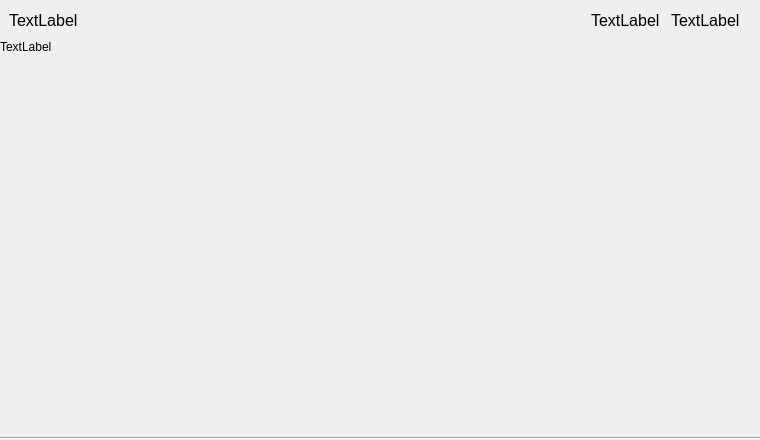
This is taskmodal.ui in Frederick-Rive/project-management as Qt 5 draws it before an edit. The edited form follows.
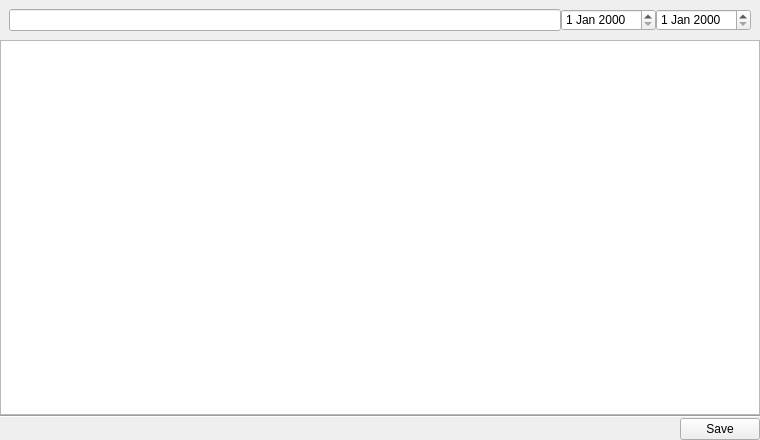
This is the edited form.

Diff of the .ui file:
```diff
--- a/taskmodal.ui
+++ b/taskmodal.ui
@@ -60,71 +60,19 @@
        <number>0</number>
       </property>
       <item>
-       <widget class="QLabel" name="title">
-        <property name="maximumSize">
-         <size>
-          <width>16777215</width>
-          <height>80</height>
-         </size>
-        </property>
-        <property name="font">
-         <font>
-          <pointsize>12</pointsize>
-         </font>
-        </property>
-        <property name="text">
-         <string>TextLabel</string>
-        </property>
-       </widget>
+       <widget class="QLineEdit" name="title"/>
       </item>
       <item>
-       <widget class="QLabel" name="startDate">
-        <property name="maximumSize">
-         <size>
-          <width>80</width>
-          <height>80</height>
-         </size>
-        </property>
-        <property name="font">
-         <font>
-          <pointsize>12</pointsize>
-         </font>
-        </property>
-        <property name="text">
-         <string>TextLabel</string>
-        </property>
-       </widget>
+       <widget class="QDateEdit" name="startDate"/>
       </item>
       <item>
-       <widget class="QLabel" name="endDate">
-        <property name="maximumSize">
-         <size>
-          <width>80</width>
-          <height>80</height>
-         </size>
-        </property>
-        <property name="font">
-         <font>
-          <pointsize>12</pointsize>
-         </font>
-        </property>
-        <property name="text">
-         <string>TextLabel</string>
-        </property>
-       </widget>
+       <widget class="QDateEdit" name="endDate"/>
       </item>
      </layout>
     </widget>
    </item>
    <item>
-    <widget class="QLabel" name="description">
-     <property name="text">
-      <string>TextLabel</string>
-     </property>
-     <property name="alignment">
-      <set>Qt::AlignLeading|Qt::AlignLeft|Qt::AlignTop</set>
-     </property>
-    </widget>
+    <widget class="QTextEdit" name="description"/>
    </item>
    <item>
     <widget class="Line" name="line">
@@ -133,6 +81,30 @@
      </property>
     </widget>
    </item>
+   <item>
+    <layout class="QHBoxLayout" name="horizontalLayout_2">
+     <item>
+      <spacer name="horizontalSpacer">
+       <property name="orientation">
+        <enum>Qt::Horizontal</enum>
+       </property>
+       <property name="sizeHint" stdset="0">
+        <size>
+         <width>40</width>
+         <height>20</height>
+        </size>
+       </property>
+      </spacer>
+     </item>
+     <item>
+      <widget class="QPushButton" name="saveButton">
+       <property name="text">
+        <string>Save</string>
+       </property>
+      </widget>
+     </item>
+    </layout>
+   </item>
    <item>
     <layout class="QGridLayout" name="usersGrid" rowminimumheight="0"/>
    </item>
```
